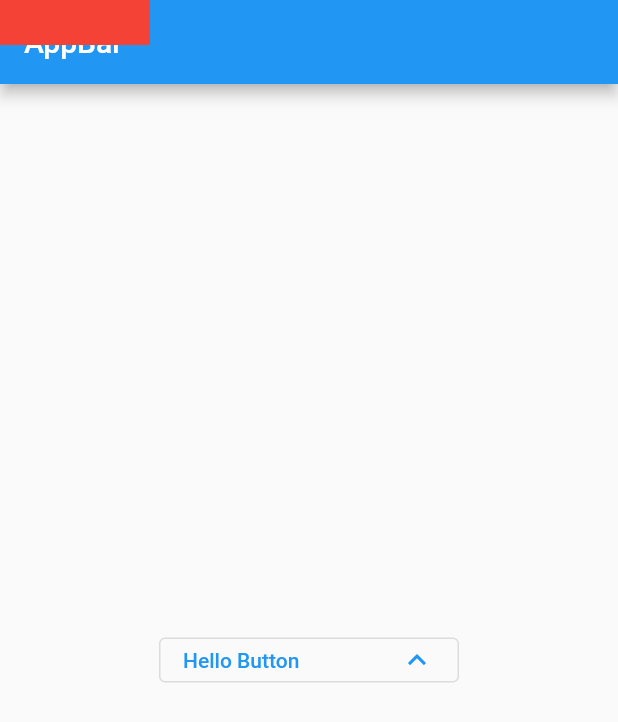
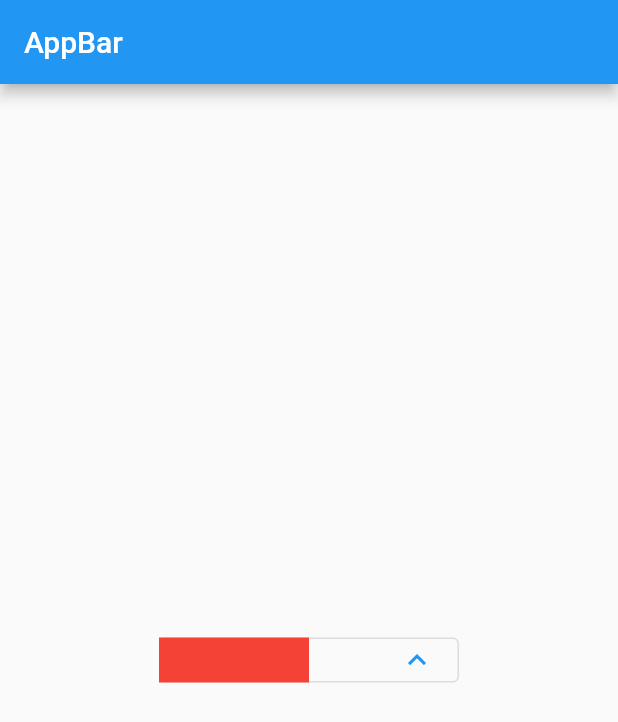
Before and after one commit to anivkuttan/overlayWidget, a Flutter app: the screen it shows after launch, after a tap on "Hello Button", on a phone screen of 412 x 824 dp. Shown: the top 722 px of the screen. Run offline on Flutter 3.47's test engine with Material 2 defaults, Android fonts, the light colour scheme and no system bars.

Commit message:
comments updated

```diff
--- a/lib/main.dart
+++ b/lib/main.dart
@@ -24,12 +24,14 @@ class HomePage extends StatefulWidget {
 class _HomePageState extends State<HomePage> {
   @override
   Widget build(BuildContext context) {
-    return Scaffold(
+    return SafeArea(
+      child: Scaffold(
         appBar: AppBar(
           title: const Text('AppBar'),
         ),
         body: const Center(
           child: OverlayButton(),
+        ),
       ),
     );
   }
@@ -66,13 +68,14 @@ class _OverlayButtonState extends State<OverlayButton> {
   bool _isOverlayOpen = false;
   OverlayEntry? kuttansoverlayEntry;
   // global key to fint the Parrent widget render box values
- final  GlobalKey _parrentWidgetKey = GlobalKey();
+  final GlobalKey _parrentWidgetKey = GlobalKey();
   // link the parrent and overlayWidget
+  // to get the parrentwidget position
   final LayerLink _link = LayerLink();
   @override
   Widget build(BuildContext context) {
     return SizedBox(
-      key:_parrentWidgetKey,
+      key: _parrentWidgetKey,
       height: 30,
       width: 200,
       child: CompositedTransformTarget(
@@ -104,13 +107,24 @@ class _OverlayButtonState extends State<OverlayButton> {
 
     if (kuttansoverlayEntry == null) {
       //* make Sure ther returned variable same name as the decleared variable
-      //* don't create a new OverlayEntry Variable heae
+      //* don't create a new OverlayEntry Variable hear
       kuttansoverlayEntry = OverlayEntry(builder: (context) {
         return Positioned(
-          top: 0,
-          left: 0,
+          top: 120,
+          left: 30,
           width: 100,
+          child: Material(
+            //* make material widget top of the CompositedTransform Follower widget
+            child: CompositedTransformFollower(
+              link: _link,
+              child: InkWell(
+                onTap: () {
+                  hideOverlay();
+                },
                 child: Container(height: 30, width: 300, color: Colors.red),
+              ),
+            ),
+          ),
         );
       });
       //* make Sure the inserted OverlayEntry name is same as First Created variable
```
Lines whose indentation alone changed are shown as unchanged.
